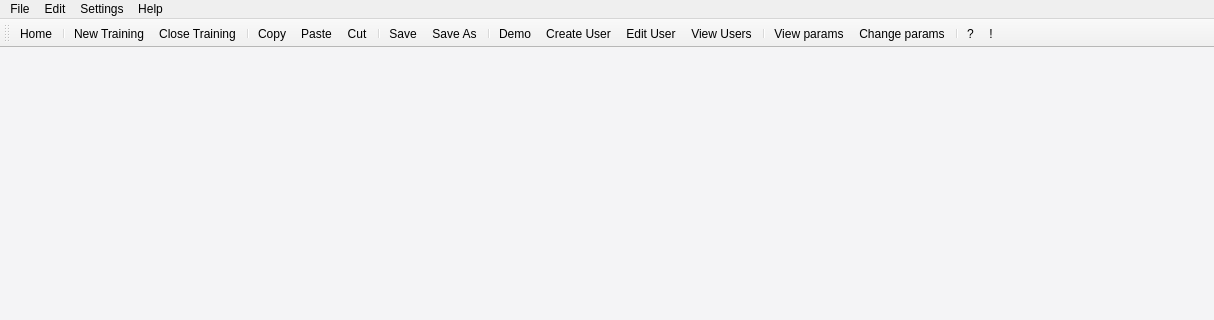
Old version of the form src/gui_pkg/include/gui_pkg/frame_window.ui in the repository cristianbass01/GUI_robotic_exoskeleton; both pictures show x 0 to 1214 and y 0 to 320 of the 1214 by 724 pixel window.
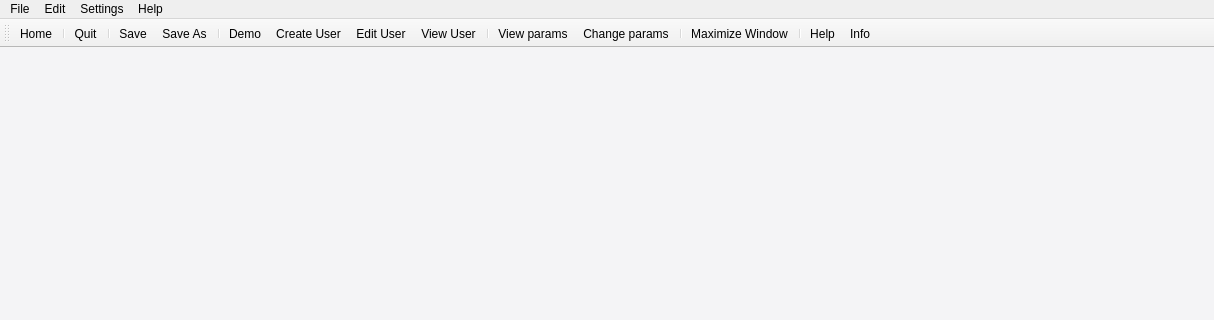
New version of the form. Icons and pictures are not drawn.

Commit message: Change toolbar and frame

```diff
--- a/src/gui_pkg/include/gui_pkg/frame_window.ui
+++ b/src/gui_pkg/include/gui_pkg/frame_window.ui
@@ -50,6 +50,7 @@
 	border: 1px;
 	border-radius: 5px;
 	text-align: left;
+	padding: 10px;
 }
 
 QPushButton#finishButton{
@@ -59,7 +60,9 @@
 }
 
 QLabel#userLabel{
-	border: 1px;
+	color: rgb(32, 74, 135);
+	background-color: rgb(176, 241, 255);
+	border: 3px;
 	padding: 10px;
 	border-radius: 5px;
 }</string>
@@ -151,13 +154,8 @@
    </attribute>
    <addaction name="actionHome"/>
    <addaction name="separator"/>
-   <addaction name="actionnew"/>
    <addaction name="actionClose"/>
    <addaction name="separator"/>
-   <addaction name="actionCopy"/>
-   <addaction name="actionPaste"/>
-   <addaction name="actionCut"/>
-   <addaction name="separator"/>
    <addaction name="actionSave"/>
    <addaction name="actionSave_As"/>
    <addaction name="separator"/>
@@ -169,21 +167,11 @@
    <addaction name="actionView"/>
    <addaction name="actionChange_settings"/>
    <addaction name="separator"/>
+   <addaction name="actionMaximize_Window"/>
+   <addaction name="separator"/>
    <addaction name="actionHelp"/>
    <addaction name="actionInfo"/>
   </widget>
-  <action name="actionnew">
-   <property name="icon">
-    <iconset>
-     <normaloff>:/icons/Icons/aggiungi.png</normaloff>:/icons/Icons/aggiungi.png</iconset>
-   </property>
-   <property name="text">
-    <string>New Training</string>
-   </property>
-   <property name="shortcut">
-    <string>Ctrl+N</string>
-   </property>
-  </action>
   <action name="actionChange_settings">
    <property name="icon">
     <iconset>
@@ -202,36 +190,6 @@
     <string>View params</string>
    </property>
   </action>
-  <action name="actionCopy">
-   <property name="icon">
-    <iconset>
-     <normaloff>:/icons/Icons/copia.png</normaloff>:/icons/Icons/copia.png</iconset>
-   </property>
-   <property name="text">
-    <string>Copy</string>
-   </property>
-   <property name="shortcut">
-    <string>Ctrl+C</string>
-   </property>
-  </action>
-  <action name="actionPaste">
-   <property name="icon">
-    <iconset>
-     <normaloff>:/icons/Icons/incolla.png</normaloff>:/icons/Icons/incolla.png</iconset>
-   </property>
-   <property name="text">
-    <string>Paste</string>
-   </property>
-  </action>
-  <action name="actionCut">
-   <property name="icon">
-    <iconset>
-     <normaloff>:/icons/Icons/taglia.png</normaloff>:/icons/Icons/taglia.png</iconset>
-   </property>
-   <property name="text">
-    <string>Cut</string>
-   </property>
-  </action>
   <action name="actionNew_User">
    <property name="icon">
     <iconset>
@@ -286,7 +244,10 @@
      <normaloff>:/icons/Icons/aiuto.png</normaloff>:/icons/Icons/aiuto.png</iconset>
    </property>
    <property name="text">
-    <string>?</string>
+    <string>Help</string>
+   </property>
+   <property name="shortcut">
+    <string>Ctrl+Shift+'</string>
    </property>
   </action>
   <action name="actionTraining_Log">
@@ -313,7 +274,7 @@
      <normaloff>:/icons/Icons/eliminare.png</normaloff>:/icons/Icons/eliminare.png</iconset>
    </property>
    <property name="text">
-    <string>Close Training</string>
+    <string>Quit</string>
    </property>
    <property name="shortcut">
     <string>Ctrl+W</string>
@@ -334,7 +295,10 @@
      <normaloff>:/icons/Icons/informazioni.png</normaloff>:/icons/Icons/informazioni.png</iconset>
    </property>
    <property name="text">
-    <string>!</string>
+    <string>Info</string>
+   </property>
+   <property name="shortcut">
+    <string>Ctrl+Shift+1</string>
    </property>
   </action>
   <action name="actionView_User">
@@ -343,7 +307,19 @@
      <normaloff>:/icons/Icons/utente-uomo-cerchiato (4).png</normaloff>:/icons/Icons/utente-uomo-cerchiato (4).png</iconset>
    </property>
    <property name="text">
-    <string>View Users</string>
+    <string>View User</string>
+   </property>
+  </action>
+  <action name="actionMaximize_Window">
+   <property name="icon">
+    <iconset resource="../../rc/resource.qrc">
+     <normaloff>:/icons/Icons/full-page-view.png</normaloff>:/icons/Icons/full-page-view.png</iconset>
+   </property>
+   <property name="text">
+    <string>Maximize Window</string>
+   </property>
+   <property name="shortcut">
+    <string>Ctrl+F</string>
    </property>
   </action>
  </widget>
```
Left out of the diff: 56 changed lines with no effect on the pictures. The commit also changes 14 other files.
